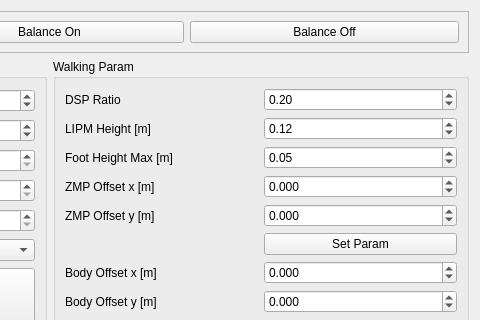
Qt form op3_gui_demo/ui/preview_walking_form.ui (ROBOTIS-GIT/ROBOTIS-OP3-Tools) before a commit; both pictures show x 381 to 861 and y 0 to 320 of the 861 by 657 pixel window.
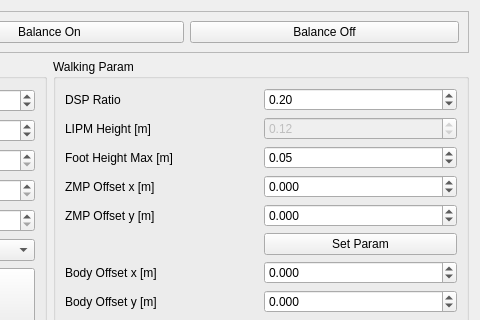
The same form after that commit.

Commit message: fixed deprecated code modified the UI for parameter that can not be changed.

```diff
--- a/op3_gui_demo/ui/preview_walking_form.ui
+++ b/op3_gui_demo/ui/preview_walking_form.ui
@@ -448,6 +448,9 @@
       </item>
       <item row="1" column="1">
        <widget class="QDoubleSpinBox" name="dSpinBox_lipm_height">
+        <property name="enabled">
+         <bool>false</bool>
+        </property>
         <property name="maximum">
          <double>100.000000000000000</double>
         </property>
```
The commit also changes 4 other files.
